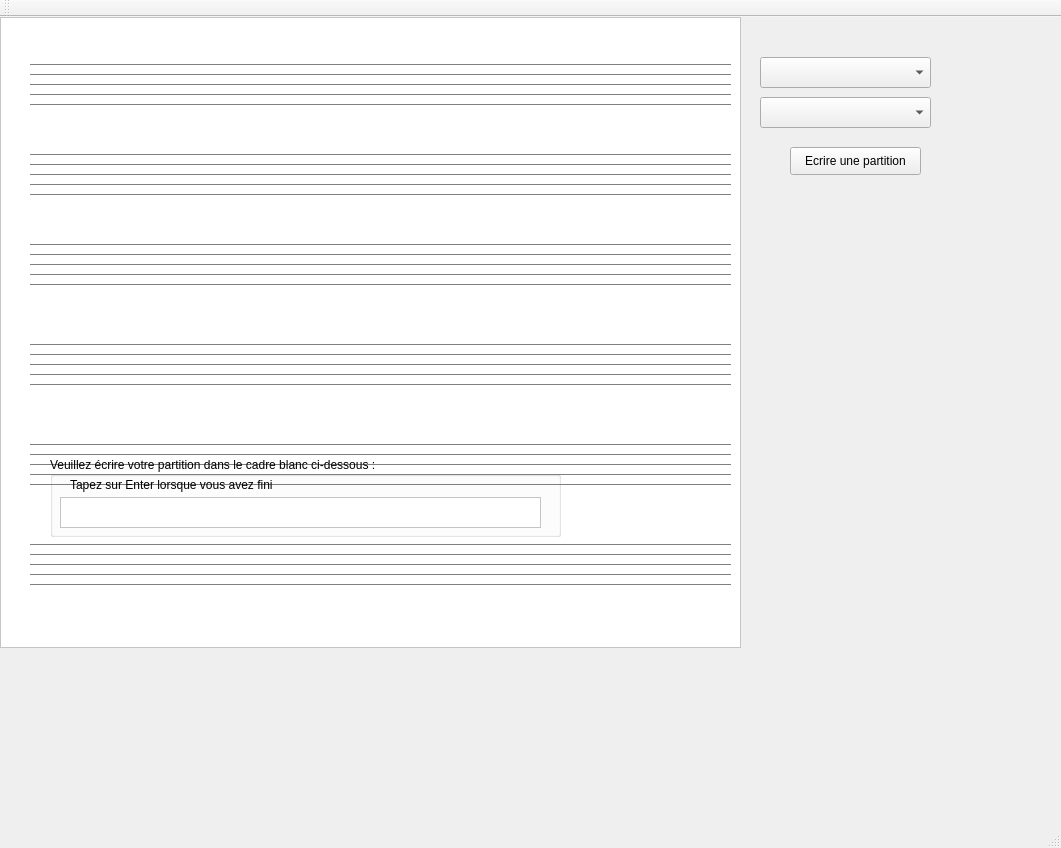
Above: mainwindow.ui from DepinfoCamille/ProjetMusiqueQt2 before the change. Below: the same form after it.
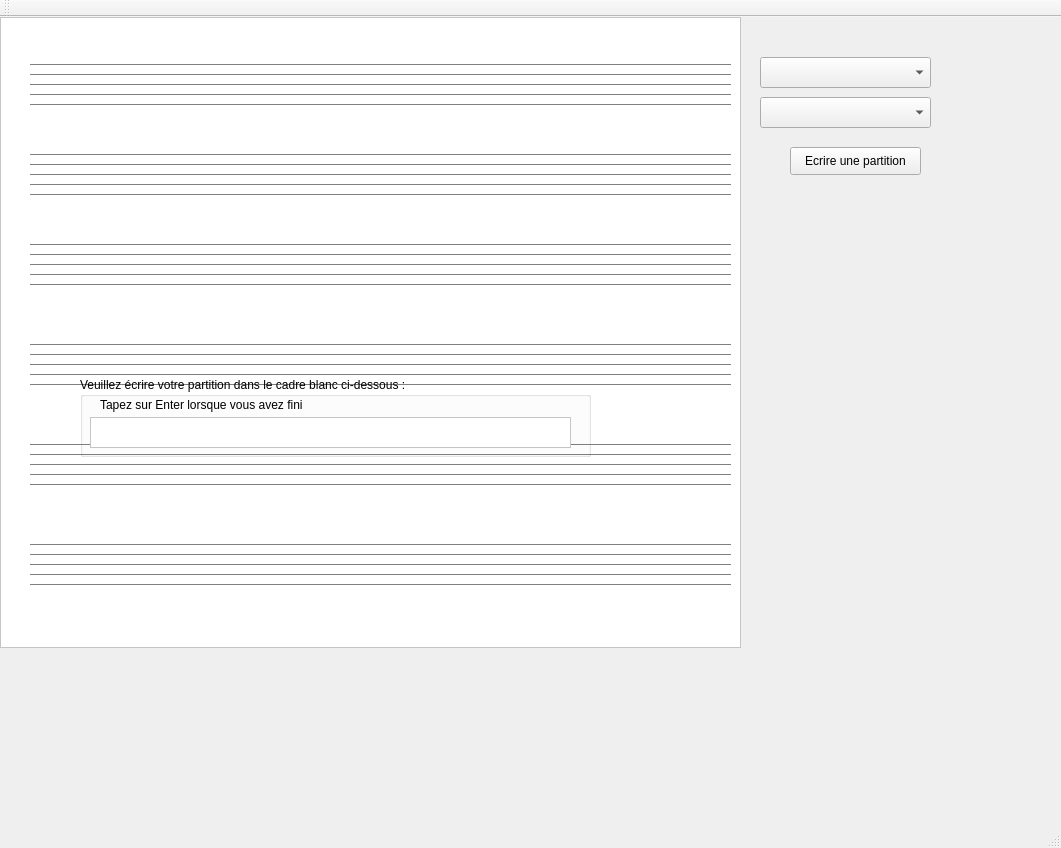
That is the form after the change.

Diff of the .ui file:
```diff
--- a/mainwindow.ui
+++ b/mainwindow.ui
@@ -877,8 +877,8 @@
     <widget class="QStackedWidget" name="dialogue">
      <property name="geometry">
       <rect>
-       <x>30</x>
-       <y>420</y>
+       <x>60</x>
+       <y>340</y>
        <width>601</width>
        <height>131</height>
       </rect>
```
Left out of the diff: 2 changed lines with no effect on the pictures.
